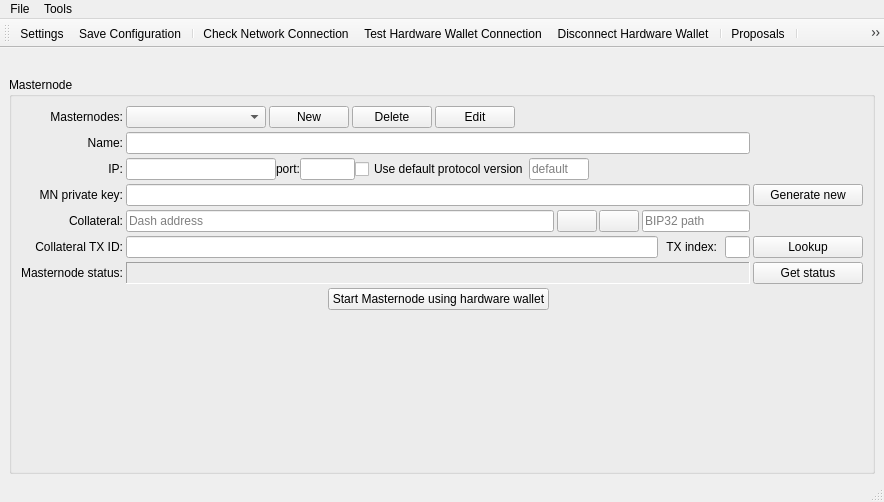
Bertrand256/dash-masternode-tool, file src/ui/ui_main_dlg.ui: the form before one commit.
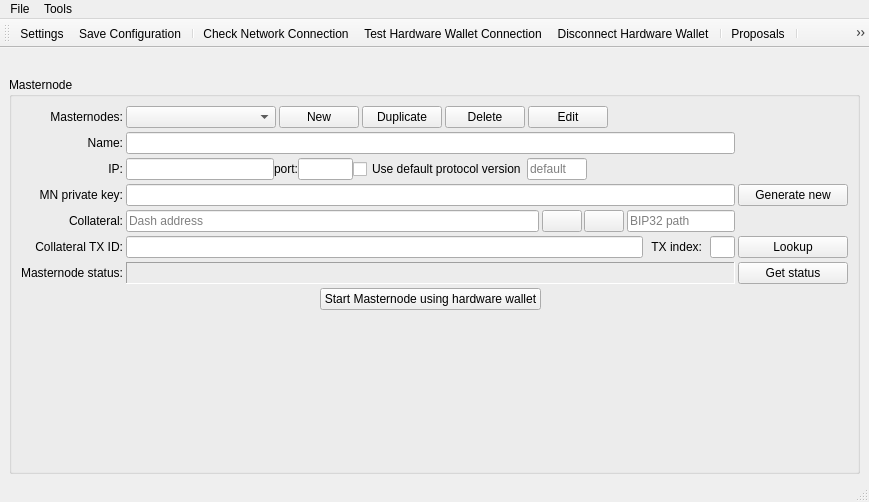
The form after the commit.

Commit message: Added the 'Duplicate masternode' feature.

Patch:
```diff
--- a/src/ui/ui_main_dlg.ui
+++ b/src/ui/ui_main_dlg.ui
@@ -6,7 +6,7 @@
    <rect>
     <x>0</x>
     <y>0</y>
-    <width>884</width>
+    <width>869</width>
     <height>502</height>
    </rect>
   </property>
@@ -80,14 +80,14 @@
           <number>4</number>
          </property>
          <item row="0" column="1">
-          <layout class="QHBoxLayout" name="horizontalLayout_4">
+          <layout class="QHBoxLayout" name="horizontalLayout_4" stretch="3,0,0,0,0,0">
            <property name="spacing">
             <number>3</number>
            </property>
            <item>
             <widget class="QComboBox" name="cboMasternodes">
              <property name="sizePolicy">
-              <sizepolicy hsizetype="Fixed" vsizetype="Fixed">
+              <sizepolicy hsizetype="MinimumExpanding" vsizetype="Fixed">
                <horstretch>0</horstretch>
                <verstretch>0</verstretch>
               </sizepolicy>
@@ -115,7 +115,7 @@
            <item>
             <widget class="QPushButton" name="btnNewMn">
              <property name="sizePolicy">
-              <sizepolicy hsizetype="Maximum" vsizetype="Fixed">
+              <sizepolicy hsizetype="Minimum" vsizetype="Fixed">
                <horstretch>0</horstretch>
                <verstretch>0</verstretch>
               </sizepolicy>
@@ -134,8 +134,30 @@
              </property>
             </widget>
            </item>
+           <item>
+            <widget class="QPushButton" name="btnDuplicateMn">
+             <property name="sizePolicy">
+              <sizepolicy hsizetype="Minimum" vsizetype="Fixed">
+               <horstretch>0</horstretch>
+               <verstretch>0</verstretch>
+              </sizepolicy>
+             </property>
+             <property name="toolTip">
+              <string>Duplicate masternode entry</string>
+             </property>
+             <property name="text">
+              <string>Duplicate</string>
+             </property>
+            </widget>
+           </item>
            <item>
             <widget class="QPushButton" name="btnDeleteMn">
+             <property name="sizePolicy">
+              <sizepolicy hsizetype="Minimum" vsizetype="Fixed">
+               <horstretch>0</horstretch>
+               <verstretch>0</verstretch>
+              </sizepolicy>
+             </property>
              <property name="toolTip">
               <string>Delete current Masternode configuration</string>
              </property>
@@ -147,7 +169,7 @@
            <item>
             <widget class="QPushButton" name="btnEditMn">
              <property name="sizePolicy">
-              <sizepolicy hsizetype="Maximum" vsizetype="Fixed">
+              <sizepolicy hsizetype="Minimum" vsizetype="Fixed">
                <horstretch>0</horstretch>
                <verstretch>0</verstretch>
               </sizepolicy>
@@ -810,7 +832,7 @@
     <rect>
      <x>0</x>
      <y>0</y>
-     <width>884</width>
+     <width>869</width>
      <height>22</height>
     </rect>
    </property>
```
The commit also changes 5 other files.
